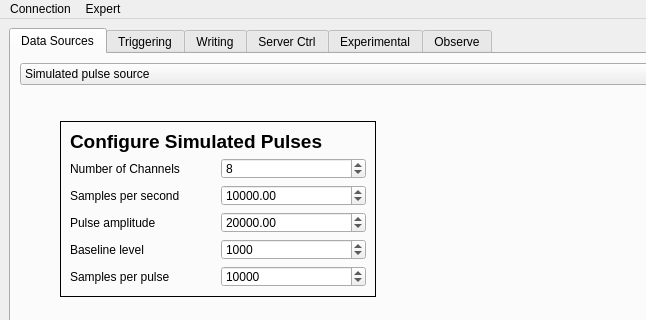
The window that dc.ui (usnistgov/dastardcommander) describes before a commit, drawn with Qt 5; both pictures show x 0 to 646 and y 0 to 320 of the 866 by 600 pixel window.
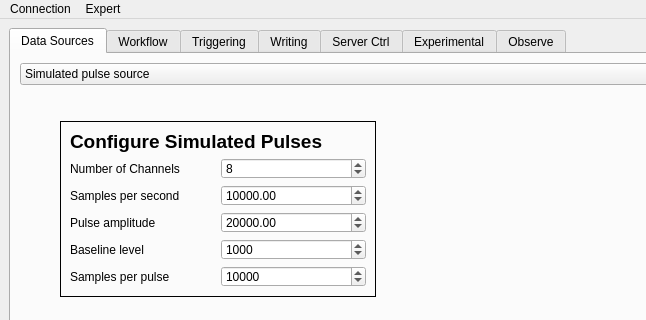
The same window after the commit. The open tabs and pages were chosen to show the change. Icons and pictures are not drawn.

Diff of the .ui file:
```diff
--- a/dc.ui
+++ b/dc.ui
@@ -579,6 +579,11 @@
         </item>
        </layout>
       </widget>
+      <widget class="QWidget" name="tabWorkflow">
+       <attribute name="title">
+        <string>Workflow</string>
+       </attribute>
+      </widget>
       <widget class="QWidget" name="tabTriggering">
        <attribute name="title">
         <string>Triggering</string>
```
Left out of the diff: 2 changed lines with no effect on the pictures.
